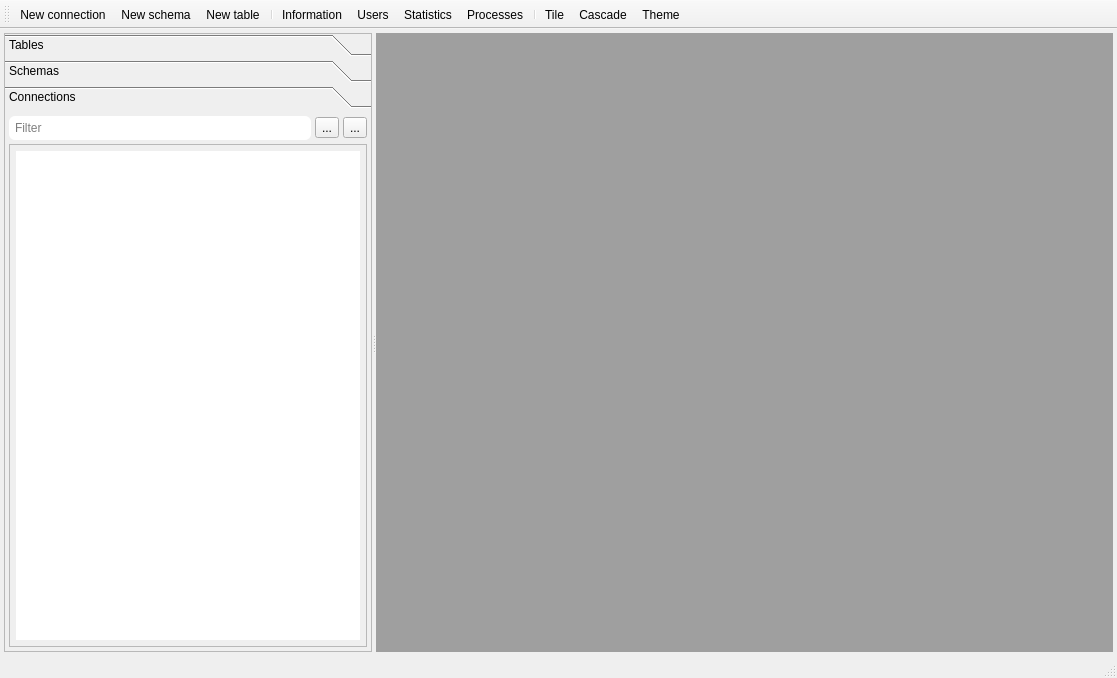
Before: the Qt Designer form src/mainwindow.ui in GS-Giuliano/SequelFast, drawn with Qt 5.
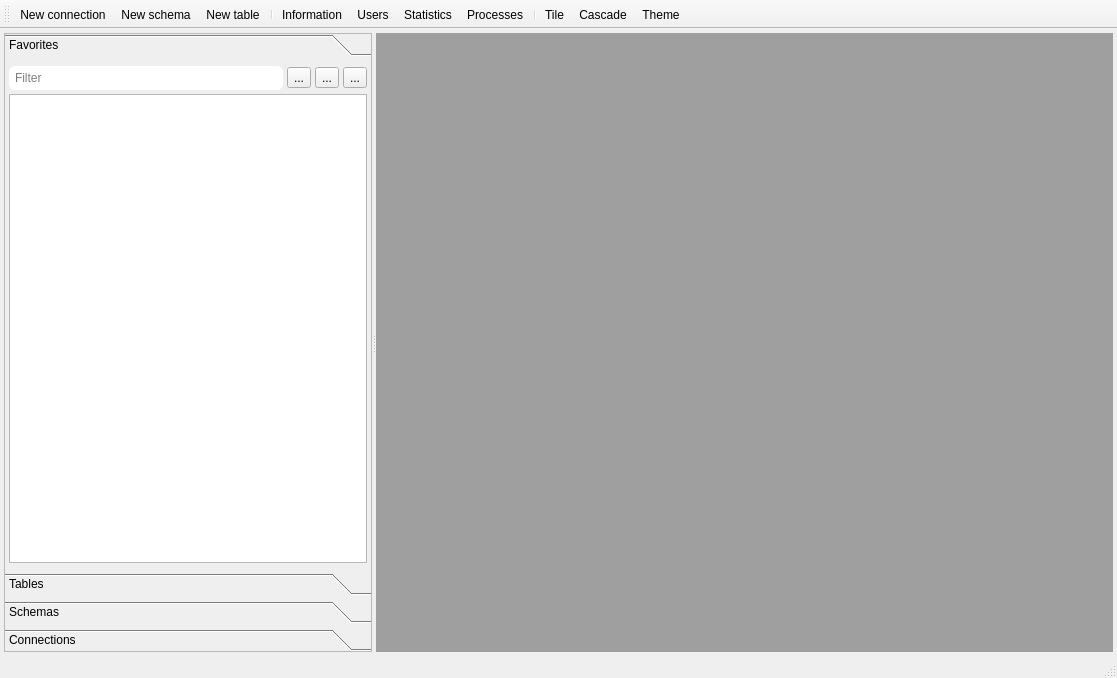
After: the same form once the commit is applied. Icons and pictures are not drawn.

```diff
--- a/src/mainwindow.ui
+++ b/src/mainwindow.ui
@@ -61,11 +61,134 @@
         <enum>QFrame::Shadow::Plain</enum>
        </property>
        <property name="currentIndex">
-        <number>2</number>
+        <number>0</number>
        </property>
        <property name="tabSpacing">
-        <number>4</number>
+        <number>6</number>
        </property>
+       <widget class="QWidget" name="pageFavorites">
+        <attribute name="icon">
+         <iconset resource="../icons.qrc">
+          <normaloff>:/icons/resources/heart circle.svg</normaloff>:/icons/resources/heart circle.svg</iconset>
+        </attribute>
+        <attribute name="label">
+         <string>Favorites</string>
+        </attribute>
+        <layout class="QVBoxLayout" name="verticalLayout_5">
+         <property name="spacing">
+          <number>4</number>
+         </property>
+         <property name="leftMargin">
+          <number>4</number>
+         </property>
+         <property name="topMargin">
+          <number>4</number>
+         </property>
+         <property name="rightMargin">
+          <number>4</number>
+         </property>
+         <property name="bottomMargin">
+          <number>4</number>
+         </property>
+         <item>
+          <layout class="QVBoxLayout" name="verticalLayout_4">
+           <property name="spacing">
+            <number>4</number>
+           </property>
+           <item>
+            <layout class="QHBoxLayout" name="horizontalLayout_11">
+             <property name="spacing">
+              <number>4</number>
+             </property>
+             <item>
+              <widget class="QLineEdit" name="lineEditFavorites">
+               <property name="styleSheet">
+                <string notr="true">QLineEdit {padding: 4px; border-color: #ddd; border-width: 1px; border-radius: 6px}</string>
+               </property>
+               <property name="maxLength">
+                <number>80</number>
+               </property>
+               <property name="placeholderText">
+                <string>Filter</string>
+               </property>
+              </widget>
+             </item>
+             <item>
+              <widget class="QToolButton" name="buttonFilterFavorites">
+               <property name="text">
+                <string>...</string>
+               </property>
+               <property name="icon">
+                <iconset resource="../icons.qrc">
+                 <normaloff>:/icons/resources/heart tick.svg</normaloff>:/icons/resources/heart tick.svg</iconset>
+               </property>
+               <property name="iconSize">
+                <size>
+                 <width>16</width>
+                 <height>16</height>
+                </size>
+               </property>
+               <property name="checkable">
+                <bool>true</bool>
+               </property>
+              </widget>
+             </item>
+             <item>
+              <widget class="QToolButton" name="buttonEditFavorites">
+               <property name="text">
+                <string>...</string>
+               </property>
+               <property name="icon">
+                <iconset resource="../icons.qrc">
+                 <normaloff>:/icons/resources/brush.svg</normaloff>:/icons/resources/brush.svg</iconset>
+               </property>
+               <property name="iconSize">
+                <size>
+                 <width>16</width>
+                 <height>16</height>
+                </size>
+               </property>
+               <property name="checkable">
+                <bool>true</bool>
+               </property>
+              </widget>
+             </item>
+             <item>
+              <widget class="QToolButton" name="buttonUpdateFavorites">
+               <property name="text">
+                <string>...</string>
+               </property>
+               <property name="icon">
+                <iconset resource="../icons.qrc">
+                 <normaloff>:/icons/resources/refresh square.svg</normaloff>:/icons/resources/refresh square.svg</iconset>
+               </property>
+               <property name="iconSize">
+                <size>
+                 <width>16</width>
+                 <height>16</height>
+                </size>
+               </property>
+               <property name="checkable">
+                <bool>false</bool>
+               </property>
+              </widget>
+             </item>
+            </layout>
+           </item>
+           <item>
+            <widget class="QListView" name="listViewFavorites">
+             <property name="editTriggers">
+              <set>QAbstractItemView::EditTrigger::NoEditTriggers</set>
+             </property>
+             <property name="alternatingRowColors">
+              <bool>true</bool>
+             </property>
+            </widget>
+           </item>
+          </layout>
+         </item>
+        </layout>
+       </widget>
        <widget class="QWidget" name="pageTables_3">
         <property name="geometry">
          <rect>
@@ -567,7 +690,7 @@
           <x>0</x>
           <y>0</y>
           <width>218</width>
-          <height>474</height>
+          <height>438</height>
          </rect>
         </property>
         <attribute name="icon">
```
Left out of the diff: 7 changed lines with no effect on the pictures.
